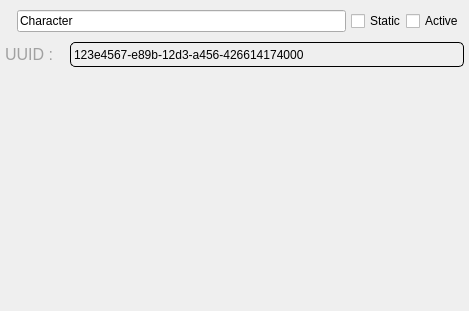
Old version of the form Editor/src/UI/Windows/RZEInspectorWindow.ui in the repository Pikachuxxxx/Razix.
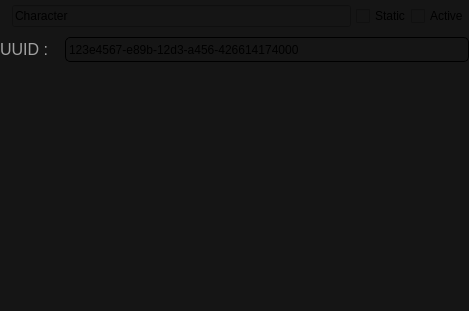
New version of the form. Icons and pictures are not drawn.

```diff
--- a/Editor/src/UI/Windows/RZEInspectorWindow.ui
+++ b/Editor/src/UI/Windows/RZEInspectorWindow.ui
@@ -21,19 +21,22 @@
     <number>0</number>
    </property>
    <property name="leftMargin">
-    <number>5</number>
+    <number>0</number>
    </property>
    <property name="topMargin">
-    <number>5</number>
+    <number>0</number>
    </property>
    <property name="rightMargin">
-    <number>5</number>
+    <number>0</number>
    </property>
    <property name="bottomMargin">
-    <number>5</number>
+    <number>0</number>
    </property>
    <item>
     <widget class="QScrollArea" name="scrollArea">
+     <property name="styleSheet">
+      <string notr="true">background-color: #151515;</string>
+     </property>
      <property name="frameShape">
       <enum>QFrame::NoFrame</enum>
      </property>
@@ -51,8 +54,8 @@
        <rect>
         <x>0</x>
         <y>0</y>
-        <width>459</width>
-        <height>301</height>
+        <width>469</width>
+        <height>311</height>
        </rect>
       </property>
       <layout class="QVBoxLayout" name="scrollLayout">
@@ -122,6 +125,9 @@
            <property name="text">
             <string>Static</string>
            </property>
+           <property name="checked">
+            <bool>false</bool>
+           </property>
           </widget>
          </item>
          <item>
```
